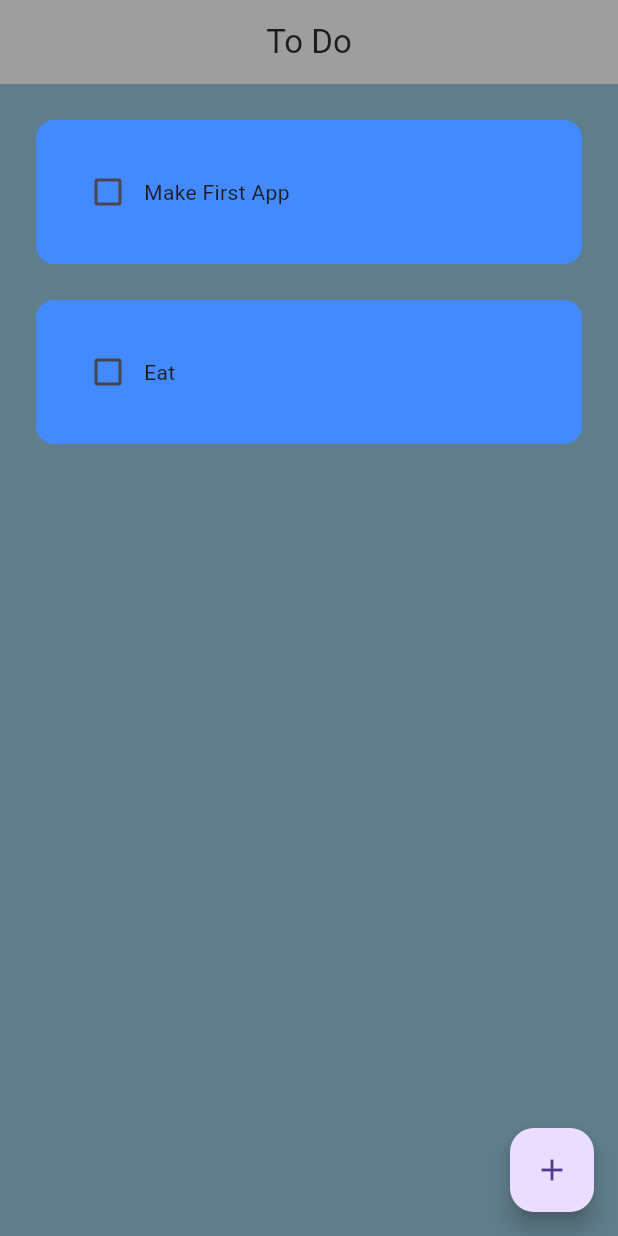
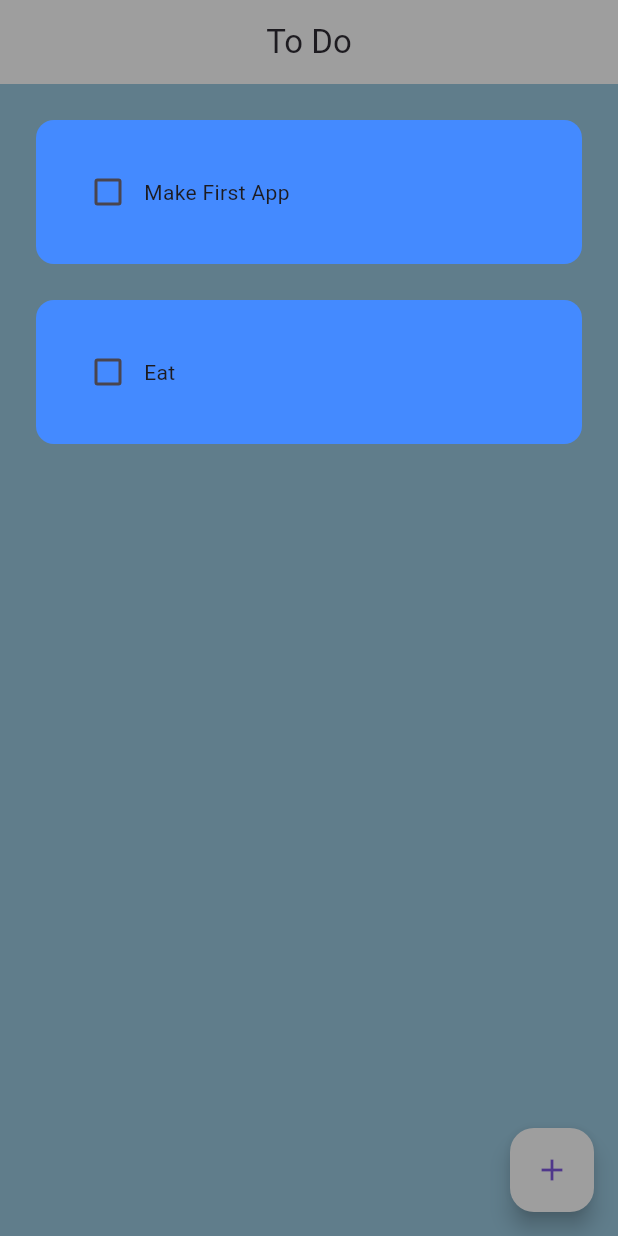
Before and after one commit to SolomonB127/ToDoNest, a Flutter app: the screen it shows after launch, on a phone screen of 412 x 824 dp. Run offline on Flutter 3.47's test engine with Material 3 defaults, Android fonts, the light colour scheme and no system bars.

Commit message:
Changed button theme color

```diff
--- a/lib/main.dart
+++ b/lib/main.dart
@@ -15,7 +15,11 @@ class MainApp extends StatelessWidget {
       home: const HomePage(),
       theme: ThemeData(
           primarySwatch: Colors.grey,
-          appBarTheme: const AppBarTheme(backgroundColor: Colors.grey)),
+          appBarTheme: const AppBarTheme(backgroundColor: Colors.grey),
+          floatingActionButtonTheme: const FloatingActionButtonThemeData(
+            backgroundColor:
+                Colors.grey,
+          )),
     );
   }
 }
```
